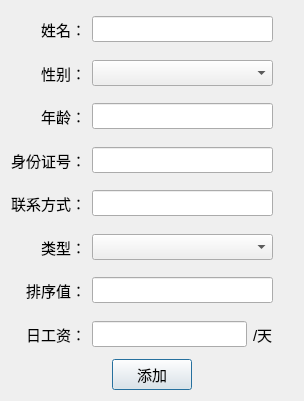
Old version of the form PayCount_QT/CAddStaffDlg.ui in the repository 605791556/PayAccount-QT.
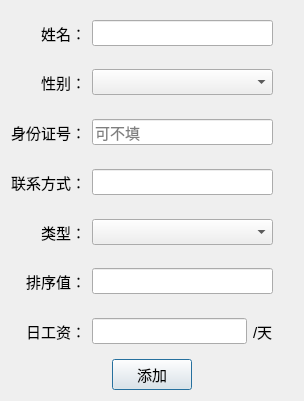
New version of the form.

What changed in the file:
```diff
--- a/PayCount_QT/CAddStaffDlg.ui
+++ b/PayCount_QT/CAddStaffDlg.ui
@@ -15,21 +15,48 @@
   </property>
   <layout class="QVBoxLayout" name="verticalLayout">
    <item>
-    <layout class="QGridLayout" name="gridLayout" rowstretch="0,0,0,0,0,0,0,0" columnstretch="0,0,0">
-     <item row="1" column="2">
-      <spacer name="verticalSpacer_2">
-       <property name="orientation">
-        <enum>Qt::Vertical</enum>
+    <layout class="QGridLayout" name="gridLayout" rowstretch="0,0,0,0,0,0,0" columnstretch="0,0,0">
+     <item row="6" column="1">
+      <layout class="QHBoxLayout" name="horizontalLayout">
+       <item>
+        <widget class="QLineEdit" name="EDIT_DAYPAY">
+         <property name="font">
+          <font>
+           <pointsize>11</pointsize>
+          </font>
+         </property>
+        </widget>
+       </item>
+       <item>
+        <widget class="QLabel" name="label_9">
+         <property name="font">
+          <font>
+           <pointsize>11</pointsize>
+          </font>
+         </property>
+         <property name="text">
+          <string>/天</string>
+         </property>
+        </widget>
+       </item>
+      </layout>
+     </item>
+     <item row="6" column="0">
+      <widget class="QLabel" name="label_8">
+       <property name="font">
+        <font>
+         <pointsize>11</pointsize>
+        </font>
        </property>
-       <property name="sizeHint" stdset="0">
-        <size>
-         <width>20</width>
-         <height>40</height>
-        </size>
+       <property name="text">
+        <string>日工资：</string>
        </property>
-      </spacer>
+       <property name="alignment">
+        <set>Qt::AlignRight|Qt::AlignTrailing|Qt::AlignVCenter</set>
+       </property>
+      </widget>
      </item>
-     <item row="6" column="2">
+     <item row="5" column="2">
       <spacer name="verticalSpacer_7">
        <property name="orientation">
         <enum>Qt::Vertical</enum>
@@ -42,51 +69,38 @@
        </property>
       </spacer>
      </item>
-     <item row="5" column="0">
-      <widget class="QLabel" name="label_6">
-       <property name="font">
-        <font>
-         <pointsize>11</pointsize>
-        </font>
-       </property>
-       <property name="text">
-        <string>类型：</string>
-       </property>
-       <property name="alignment">
-        <set>Qt::AlignRight|Qt::AlignTrailing|Qt::AlignVCenter</set>
-       </property>
-      </widget>
-     </item>
      <item row="2" column="0">
-      <widget class="QLabel" name="label_3">
+      <widget class="QLabel" name="label_4">
        <property name="font">
         <font>
          <pointsize>11</pointsize>
         </font>
        </property>
        <property name="text">
-        <string>年龄：</string>
+        <string>身份证号：</string>
        </property>
        <property name="alignment">
         <set>Qt::AlignRight|Qt::AlignTrailing|Qt::AlignVCenter</set>
        </property>
       </widget>
      </item>
-     <item row="2" column="2">
-      <spacer name="verticalSpacer_3">
-       <property name="orientation">
-        <enum>Qt::Vertical</enum>
+     <item row="3" column="0">
+      <widget class="QLabel" name="label_5">
+       <property name="font">
+        <font>
+         <pointsize>11</pointsize>
+        </font>
        </property>
-       <property name="sizeHint" stdset="0">
-        <size>
-         <width>20</width>
-         <height>40</height>
-        </size>
+       <property name="text">
+        <string>联系方式：</string>
        </property>
-      </spacer>
+       <property name="alignment">
+        <set>Qt::AlignRight|Qt::AlignTrailing|Qt::AlignVCenter</set>
+       </property>
+      </widget>
      </item>
      <item row="3" column="2">
-      <spacer name="verticalSpacer_4">
+      <spacer name="verticalSpacer_5">
        <property name="orientation">
         <enum>Qt::Vertical</enum>
        </property>
@@ -98,58 +112,7 @@
        </property>
       </spacer>
      </item>
-     <item row="0" column="1">
-      <widget class="QLineEdit" name="EDIT_NAME">
-       <property name="font">
-        <font>
-         <pointsize>11</pointsize>
-        </font>
-       </property>
-      </widget>
-     </item>
      <item row="5" column="1">
-      <widget class="QComboBox" name="COMBO_TYPE">
-       <property name="font">
-        <font>
-         <pointsize>11</pointsize>
-        </font>
-       </property>
-      </widget>
-     </item>
-     <item row="3" column="1">
-      <widget class="QLineEdit" name="EDIT_IDCARD">
-       <property name="font">
-        <font>
-         <pointsize>11</pointsize>
-        </font>
-       </property>
-      </widget>
-     </item>
-     <item row="7" column="0">
-      <widget class="QLabel" name="label_8">
-       <property name="font">
-        <font>
-         <pointsize>11</pointsize>
-        </font>
-       </property>
-       <property name="text">
-        <string>日工资：</string>
-       </property>
-       <property name="alignment">
-        <set>Qt::AlignRight|Qt::AlignTrailing|Qt::AlignVCenter</set>
-       </property>
-      </widget>
-     </item>
-     <item row="4" column="1">
-      <widget class="QLineEdit" name="EDIT_TEL">
-       <property name="font">
-        <font>
-         <pointsize>11</pointsize>
-        </font>
-       </property>
-      </widget>
-     </item>
-     <item row="6" column="1">
       <widget class="QLineEdit" name="EDIT_DEX">
        <property name="font">
         <font>
@@ -158,7 +121,7 @@
        </property>
       </widget>
      </item>
-     <item row="6" column="0">
+     <item row="5" column="0">
       <widget class="QLabel" name="label_7">
        <property name="font">
         <font>
@@ -173,38 +136,20 @@
        </property>
       </widget>
      </item>
-     <item row="3" column="0">
-      <widget class="QLabel" name="label_4">
-       <property name="font">
-        <font>
-         <pointsize>11</pointsize>
-        </font>
-       </property>
-       <property name="text">
-        <string>身份证号：</string>
-       </property>
-       <property name="alignment">
-        <set>Qt::AlignRight|Qt::AlignTrailing|Qt::AlignVCenter</set>
-       </property>
-      </widget>
-     </item>
-     <item row="4" column="0">
-      <widget class="QLabel" name="label_5">
-       <property name="font">
-        <font>
-         <pointsize>11</pointsize>
-        </font>
-       </property>
-       <property name="text">
-        <string>联系方式：</string>
-       </property>
-       <property name="alignment">
-        <set>Qt::AlignRight|Qt::AlignTrailing|Qt::AlignVCenter</set>
-       </property>
-      </widget>
-     </item>
      <item row="2" column="1">
-      <widget class="QLineEdit" name="EDIT_AGE">
+      <widget class="QLineEdit" name="EDIT_IDCARD">
+       <property name="font">
+        <font>
+         <pointsize>11</pointsize>
+        </font>
+       </property>
+       <property name="placeholderText">
+        <string>可不填</string>
+       </property>
+      </widget>
+     </item>
+     <item row="3" column="1">
+      <widget class="QLineEdit" name="EDIT_TEL">
        <property name="font">
         <font>
          <pointsize>11</pointsize>
@@ -227,6 +172,65 @@
        </property>
       </widget>
      </item>
+     <item row="0" column="0">
+      <widget class="QLabel" name="label">
+       <property name="font">
+        <font>
+         <pointsize>11</pointsize>
+        </font>
+       </property>
+       <property name="text">
+        <string>姓名：</string>
+       </property>
+       <property name="alignment">
+        <set>Qt::AlignRight|Qt::AlignTrailing|Qt::AlignVCenter</set>
+       </property>
+      </widget>
+     </item>
+     <item row="0" column="1">
+      <widget class="QLineEdit" name="EDIT_NAME">
+       <property name="font">
+        <font>
+         <pointsize>11</pointsize>
+        </font>
+       </property>
+      </widget>
+     </item>
+     <item row="2" column="2">
+      <spacer name="verticalSpacer_4">
+       <property name="orientation">
+        <enum>Qt::Vertical</enum>
+       </property>
+       <property name="sizeHint" stdset="0">
+        <size>
+         <width>20</width>
+         <height>40</height>
+        </size>
+       </property>
+      </spacer>
+     </item>
+     <item row="4" column="2">
+      <spacer name="verticalSpacer_6">
+       <property name="orientation">
+        <enum>Qt::Vertical</enum>
+       </property>
+       <property name="sizeHint" stdset="0">
+        <size>
+         <width>20</width>
+         <height>40</height>
+        </size>
+       </property>
+      </spacer>
+     </item>
+     <item row="4" column="1">
+      <widget class="QComboBox" name="COMBO_TYPE">
+       <property name="font">
+        <font>
+         <pointsize>11</pointsize>
+        </font>
+       </property>
+      </widget>
+     </item>
      <item row="0" column="2">
       <spacer name="verticalSpacer">
        <property name="orientation">
@@ -240,8 +244,21 @@
        </property>
       </spacer>
      </item>
-     <item row="5" column="2">
-      <spacer name="verticalSpacer_6">
+     <item row="1" column="2">
+      <spacer name="verticalSpacer_2">
+       <property name="orientation">
+        <enum>Qt::Vertical</enum>
+       </property>
+       <property name="sizeHint" stdset="0">
+        <size>
+         <width>20</width>
+         <height>40</height>
+        </size>
+       </property>
+      </spacer>
+     </item>
+     <item row="6" column="2">
+      <spacer name="verticalSpacer_8">
        <property name="orientation">
         <enum>Qt::Vertical</enum>
        </property>
@@ -262,72 +279,21 @@
        </property>
       </widget>
      </item>
-     <item row="4" column="2">
-      <spacer name="verticalSpacer_5">
-       <property name="orientation">
-        <enum>Qt::Vertical</enum>
-       </property>
-       <property name="sizeHint" stdset="0">
-        <size>
-         <width>20</width>
-         <height>40</height>
-        </size>
-       </property>
-      </spacer>
-     </item>
-     <item row="7" column="2">
-      <spacer name="verticalSpacer_8">
-       <property name="orientation">
-        <enum>Qt::Vertical</enum>
-       </property>
-       <property name="sizeHint" stdset="0">
-        <size>
-         <width>20</width>
-         <height>40</height>
-        </size>
-       </property>
-      </spacer>
-     </item>
-     <item row="0" column="0">
-      <widget class="QLabel" name="label">
+     <item row="4" column="0">
+      <widget class="QLabel" name="label_6">
        <property name="font">
         <font>
          <pointsize>11</pointsize>
         </font>
        </property>
        <property name="text">
-        <string>姓名：</string>
+        <string>类型：</string>
        </property>
        <property name="alignment">
         <set>Qt::AlignRight|Qt::AlignTrailing|Qt::AlignVCenter</set>
        </property>
       </widget>
      </item>
-     <item row="7" column="1">
-      <layout class="QHBoxLayout" name="horizontalLayout">
-       <item>
-        <widget class="QLineEdit" name="EDIT_DAYPAY">
-         <property name="font">
-          <font>
-           <pointsize>11</pointsize>
-          </font>
-         </property>
-        </widget>
-       </item>
-       <item>
-        <widget class="QLabel" name="label_9">
-         <property name="font">
-          <font>
-           <pointsize>11</pointsize>
-          </font>
-         </property>
-         <property name="text">
-          <string>/天</string>
-         </property>
-        </widget>
-       </item>
-      </layout>
-     </item>
     </layout>
    </item>
    <item>
```
